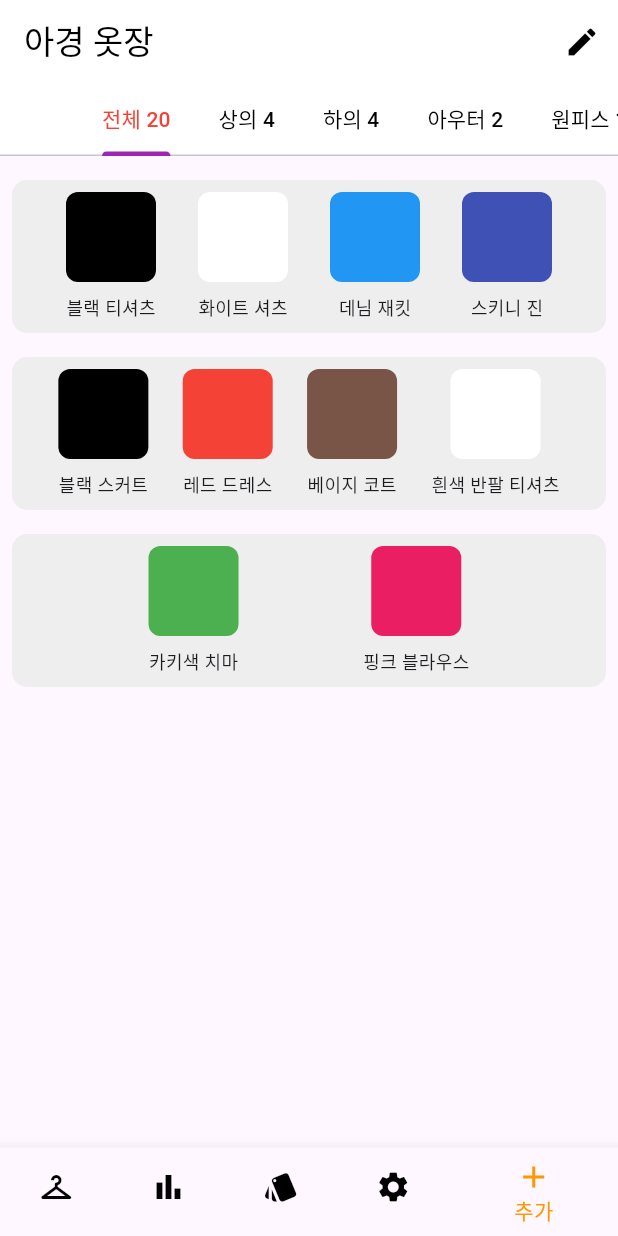
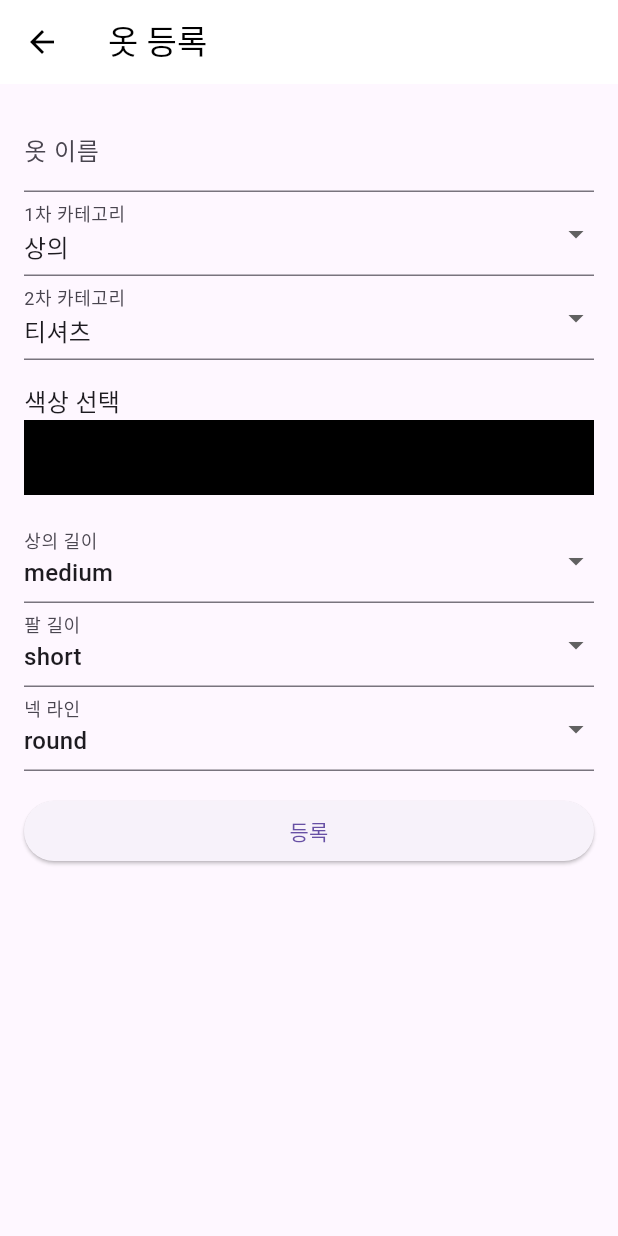
Before and after one commit to REFACTOR-GUNWOO/ttal_kkak, a Flutter app: the screen it shows after launch, item 5 of the bottom bar chosen, on a phone screen of 412 x 824 dp. Run offline on Flutter 3.47's test engine with Material 3 defaults, Android fonts, the phone set to English and light mode, and no system bars; our stand-ins replace flutter_colorpicker.

Commit message:
FEAT : 등록 페이지 레이아웃 추가

```diff
--- /dev/null
+++ b/lib/add_clothes_page.dart
@@ -0,0 +1,214 @@
+import 'package:flutter/material.dart';
+import 'clothes.dart';
+import 'package:flutter_colorpicker/flutter_colorpicker.dart';
+
+class AddClothesPage extends StatefulWidget {
+  @override
+  _AddClothesPageState createState() => _AddClothesPageState();
+}
+
+class _AddClothesPageState extends State<AddClothesPage> {
+  final _formKey = GlobalKey<FormState>();
+
+  String _name = '';
+  String _primaryCategory = '상의';
+  String _secondaryCategory = '티셔츠';
+  Color _color = Colors.black;
+  TopLength _topLength = TopLength.medium;
+  SleeveLength _sleeveLength = SleeveLength.short;
+  Neckline _neckline = Neckline.round;
+
+  void _submitForm() {
+    if (_formKey.currentState!.validate()) {
+      _formKey.currentState!.save();
+      Clothes newClothes = Clothes(
+        name: _name,
+        primaryCategory: _primaryCategory,
+        secondaryCategory: _secondaryCategory,
+        details: ClothesDetails(
+          topLength: _topLength,
+          sleeveLength: _sleeveLength,
+          neckline: _neckline,
+        ),
+        color: _color,
+      );
+      // Do something with newClothes, e.g., add to list or send to backend.
+      Navigator.of(context).pop(newClothes);
+    }
+  }
+
+  @override
+  Widget build(BuildContext context) {
+    return Scaffold(
+      appBar: AppBar(
+        title: Text('옷 등록', style: TextStyle(color: Colors.black)),
+        backgroundColor: Colors.white,
+        leading: IconButton(
+          icon: Icon(Icons.arrow_back, color: Colors.black),
+          onPressed: () {
+            Navigator.of(context).pop();
+          },
+        ),
+      ),
+      body: Padding(
+        padding: const EdgeInsets.all(16.0),
+        child: Form(
+          key: _formKey,
+          child: ListView(
+            children: [
+              TextFormField(
+                decoration: InputDecoration(labelText: '옷 이름'),
+                validator: (value) {
+                  if (value == null || value.isEmpty) {
+                    return '이름을 입력하세요';
+                  }
+                  return null;
+                },
+                onSaved: (value) {
+                  _name = value!;
+                },
+              ),
+              DropdownButtonFormField<String>(
+                decoration: InputDecoration(labelText: '1차 카테고리'),
+                value: _primaryCategory,
+                onChanged: (value) {
+                  setState(() {
+                    _primaryCategory = value!;
+                  });
+                },
+                items: ['상의', '하의', '아우터', '원피스']
+                    .map((category) => DropdownMenuItem(
+                        value: category, child: Text(category)))
+                    .toList(),
+              ),
+              DropdownButtonFormField<String>(
+                decoration: InputDecoration(labelText: '2차 카테고리'),
+                value: _secondaryCategory,
+                onChanged: (value) {
+                  setState(() {
+                    _secondaryCategory = value!;
+                  });
+                },
+                items: _getSecondaryCategories(_primaryCategory)
+                    .map((subcategory) => DropdownMenuItem(
+                        value: subcategory, child: Text(subcategory)))
+                    .toList(),
+              ),
+              SizedBox(height: 16.0),
+              Text('색상 선택', style: TextStyle(fontSize: 16)),
+              GestureDetector(
+                onTap: () {
+                  _showColorPicker(context);
+                },
+                child: Container(
+                  width: double.infinity,
+                  height: 50,
+                  color: _color,
+                ),
+              ),
+              SizedBox(height: 16.0),
+              DropdownButtonFormField<TopLength>(
+                decoration: InputDecoration(labelText: '상의 길이'),
+                value: _topLength,
+                onChanged: (value) {
+                  setState(() {
+                    _topLength = value!;
+                  });
+                },
+                items: TopLength.values
+                    .map((length) => DropdownMenuItem(
+                        value: length,
+                        child: Text(length.toString().split('.').last)))
+                    .toList(),
+              ),
+              DropdownButtonFormField<SleeveLength>(
+                decoration: InputDecoration(labelText: '팔 길이'),
+                value: _sleeveLength,
+                onChanged: (value) {
+                  setState(() {
+                    _sleeveLength = value!;
+                  });
+                },
+                items: SleeveLength.values
+                    .map((length) => DropdownMenuItem(
+                        value: length,
+                        child: Text(length.toString().split('.').last)))
+                    .toList(),
+              ),
+              DropdownButtonFormField<Neckline>(
+                decoration: InputDecoration(labelText: '넥 라인'),
+                value: _neckline,
+                onChanged: (value) {
+                  setState(() {
+                    _neckline = value!;
+                  });
+                },
+                items: Neckline.values
+                    .map((line) => DropdownMenuItem(
+                        value: line,
+                        child: Text(line.toString().split('.').last)))
+                    .toList(),
+              ),
+              SizedBox(height: 16.0),
+              ElevatedButton(
+                onPressed: _submitForm,
+                child: Text('등록'),
+              ),
+            ],
+          ),
+        ),
+      ),
+    );
+  }
+
+  List<String> _getSecondaryCategories(String primaryCategory) {
+    switch (primaryCategory) {
+      case '상의':
+        return ['티셔츠', '셔츠', '블라우스'];
+      case '하의':
+        return ['바지', '스커트'];
+      case '아우터':
+        return ['재킷', '코트'];
+      case '원피스':
+        return ['드레스'];
+      default:
+        return [];
+    }
+  }
+
+  void _showColorPicker(BuildContext context) {
+    showDialog(
+      context: context,
+      builder: (BuildContext context) {
+        Color selectedColor = _color;
+        return AlertDialog(
+          title: Text('색상 선택'),
+          content: SingleChildScrollView(
+            child: BlockPicker(
+              pickerColor: selectedColor,
+              onColorChanged: (color) {
+                setState(() {
+                  _color = color;
+                });
+              },
+            ),
+          ),
+          actions: <Widget>[
+            TextButton(
+              child: Text('취소'),
+              onPressed: () {
+                Navigator.of(context).pop();
+              },
+            ),
+            TextButton(
+              child: Text('선택'),
+              onPressed: () {
+                Navigator.of(context).pop();
+              },
+            ),
+          ],
+        );
+      },
+    );
+  }
+}
--- a/lib/main.dart
+++ b/lib/main.dart
@@ -1,4 +1,5 @@
 import 'package:flutter/material.dart';
+import 'package:ttal_kkak/add_clothes_page.dart';
 import 'package:ttal_kkak/splash_page.dart';
 
 void main() {
@@ -14,6 +15,9 @@ class MyApp extends StatelessWidget {
         primarySwatch: Colors.blue,
       ),
       home: SplashPage(),
+      routes: {
+        '/addClothes': (context) => AddClothesPage(),
+      },
     );
   }
 }
--- a/lib/main_page.dart
+++ b/lib/main_page.dart
@@ -1,13 +1,26 @@
 import 'package:flutter/material.dart';
 import 'package:ttal_kkak/clothes.dart';
+import 'package:ttal_kkak/clothes_grid.dart';
 
 class MainPage extends StatelessWidget {
   final List<Clothes> clothesList = generateDummyClothes();
 
   @override
   Widget build(BuildContext context) {
+    // 카테고리별로 옷 데이터를 그룹화
+    Map<String, List<Clothes>> categorizedClothes = {};
+    clothesList.forEach((clothes) {
+      if (!categorizedClothes.containsKey(clothes.primaryCategory)) {
+        categorizedClothes[clothes.primaryCategory] = [];
+      }
+      categorizedClothes[clothes.primaryCategory]!.add(clothes);
+    });
+
+    List<String> categories = categorizedClothes.keys.toList();
+    categories.insert(0, '전체'); // '전체' 탭 추가
+
     return DefaultTabController(
-      length: 5, // 탭의 개수를 설정
+      length: categories.length,
       child: Scaffold(
         appBar: AppBar(
           title: Text('아경 옷장', style: TextStyle(color: Colors.black)),
@@ -20,94 +33,33 @@ class MainPage extends StatelessWidget {
               },
             ),
           ],
-          bottom: TabBar(
-            indicatorColor: Colors.purple,
-            isScrollable: true,
-            labelColor: Colors.red,
-            unselectedLabelColor: Colors.black,
-            tabs: [
-              Tab(text: '전체 20'),
-              Tab(text: '상의 4'),
-              Tab(text: '하의 4'),
-              Tab(text: '아우터 2'),
-              Tab(text: '원피스 1'),
-            ],
+          bottom: PreferredSize(
+            preferredSize: Size.fromHeight(48.0),
+            child: Container(
+              color: Colors.white,
+              child: TabBar(
+                indicatorColor: Colors.purple,
+                isScrollable: true,
+                labelColor: Colors.red,
+                unselectedLabelColor: Colors.black,
+                tabs: categories.map((category) {
+                  int itemCount = category == '전체'
+                      ? clothesList.length
+                      : categorizedClothes[category]!.length;
+                  return Tab(text: '$category $itemCount');
+                }).toList(),
+              ),
+            ),
           ),
         ),
         body: TabBarView(
-          children: [
-            ClothesGrid(clothesList: clothesList),
-            ClothesGrid(
-                clothesList: clothesList
-                    .where((clothes) => clothes.primaryCategory == '상의')
-                    .toList()),
-            ClothesGrid(
-                clothesList: clothesList
-                    .where((clothes) => clothes.primaryCategory == '하의')
-                    .toList()),
-            ClothesGrid(
-                clothesList: clothesList
-                    .where((clothes) => clothes.primaryCategory == '아우터')
-                    .toList()),
-            ClothesGrid(
-                clothesList: clothesList
-                    .where((clothes) => clothes.primaryCategory == '원피스')
-                    .toList()),
-          ],
+          children: categories.map((category) {
+            List<Clothes> clothesToShow =
+                category == '전체' ? clothesList : categorizedClothes[category]!;
+            return ClothesGrid(clothesList: clothesToShow);
+          }).toList(),
         ),
       ),
     );
   }
 }
-
-class ClothesGrid extends StatelessWidget {
-  final List<Clothes> clothesList;
-
-  ClothesGrid({required this.clothesList});
-
-  @override
-  Widget build(BuildContext context) {
-    return ListView.builder(
-      padding: EdgeInsets.all(8.0),
-      itemCount: (clothesList.length / 4).ceil(),
-      itemBuilder: (context, index) {
-        int start = index * 4;
-        int end =
-            (start + 4) < clothesList.length ? start + 4 : clothesList.length;
-        List<Clothes> rowClothes = clothesList.sublist(start, end);
-
-        return Container(
-          margin: EdgeInsets.symmetric(vertical: 8.0),
-          padding: EdgeInsets.all(8.0),
-          decoration: BoxDecoration(
-            color: Colors.grey[200],
-            borderRadius: BorderRadius.circular(10.0),
-          ),
-          child: Row(
-            mainAxisAlignment: MainAxisAlignment.spaceEvenly,
-            children: rowClothes
-                .map((clothes) => _buildClothesCard(clothes))
-                .toList(),
-          ),
-        );
-      },
-    );
-  }
-
-  Widget _buildClothesCard(Clothes clothes) {
-    return Column(
-      children: [
-        Container(
-          width: 60,
-          height: 60,
-          decoration: BoxDecoration(
-            color: clothes.color,
-            borderRadius: BorderRadius.circular(8.0),
-          ),
-        ),
-        SizedBox(height: 8.0),
-        Text(clothes.name, style: TextStyle(fontSize: 12)),
-      ],
-    );
-  }
-}
--- a/pubspec.yaml
+++ b/pubspec.yaml
@@ -35,6 +35,7 @@ dependencies:
   # The following adds the Cupertino Icons font to your application.
   # Use with the CupertinoIcons class for iOS style icons.
   cupertino_icons: ^1.0.2
+  flutter_colorpicker: ^1.1.0
 
 dev_dependencies:
   flutter_test:
```
Also changed, not shown: lib/clothes_grid.dart (added, +54 -0 lines), lib/main_layout.dart (+8 -2 lines), pubspec.lock.
